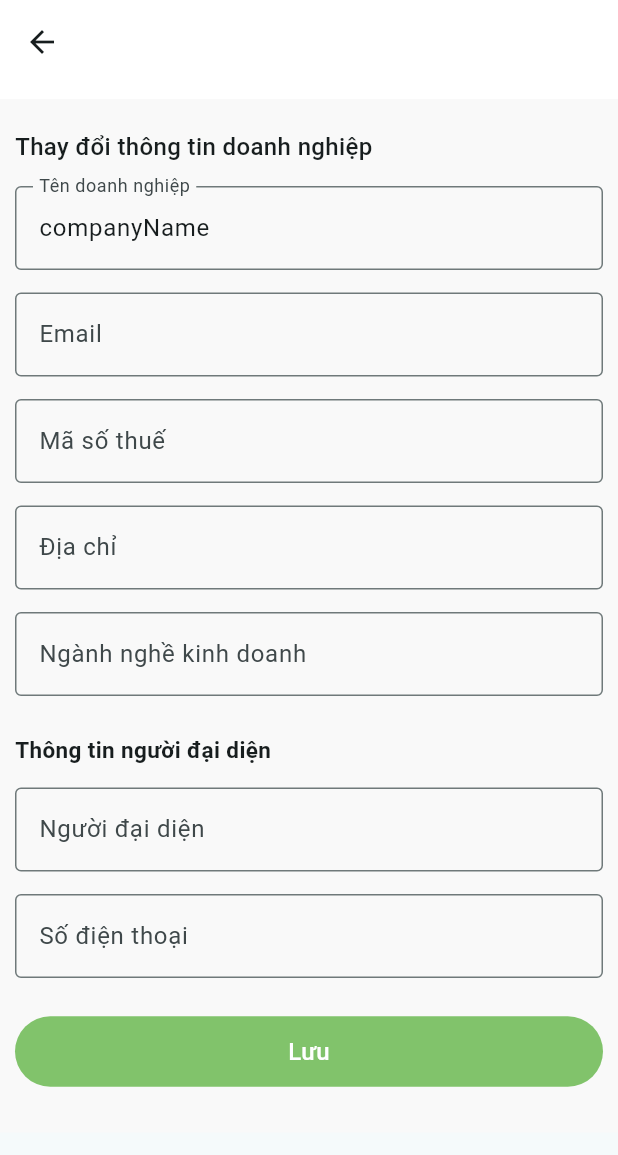
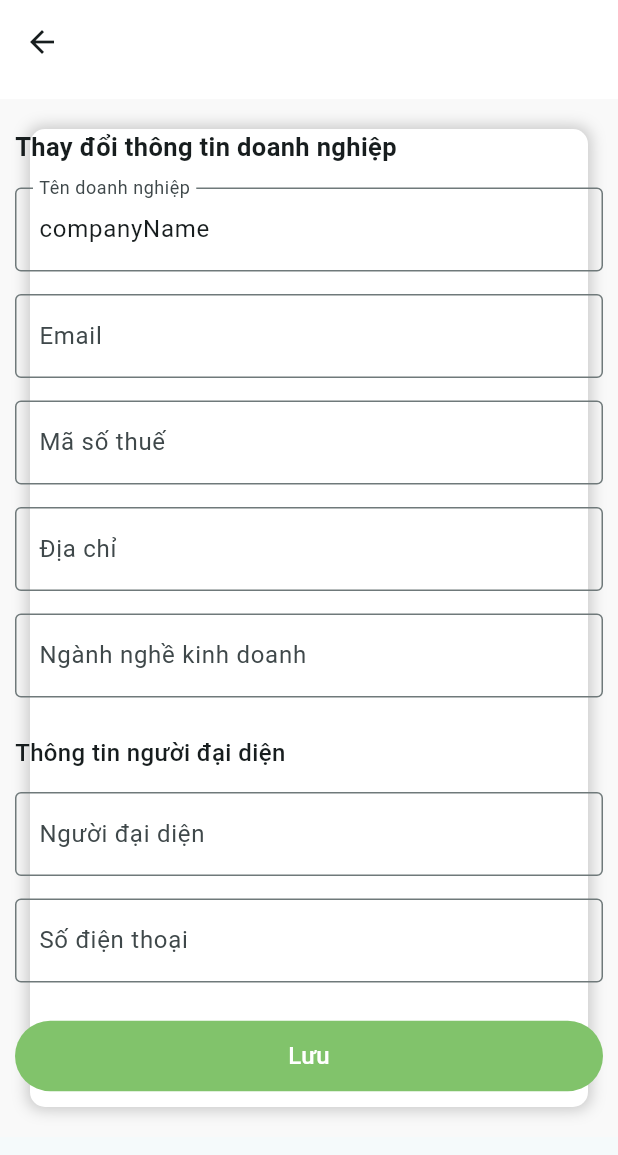
Before and after one commit to nhile14112003/Carbon_Credit_Trading_App, a Flutter app: the ChangeProfilePage screen opened by its route, on a phone screen of 412 x 824 dp. Shown: the top 1155 px of the screen. Run offline on Flutter 3.47's test engine with Material 3 defaults, Android fonts, the light colour scheme and no system bars.

Commit message:
Fix: Appbar and profile page

```diff
--- a/carbon_credit_trading/lib/main.dart
+++ b/carbon_credit_trading/lib/main.dart
@@ -26,9 +26,9 @@ class MyApp extends StatelessWidget {
       title: 'Carbon Credit Trading',
       theme: ThemeData(
         colorScheme: ColorScheme.fromSeed(seedColor: Colors.white),
-        useMaterial3: true,
+        useMaterial3: true, // should be changed
       ),
-      initialRoute: '/change_profile',
+      initialRoute: '/profile',
       routes: {
         '/login': (context) => const LoginPage(),
         '/business_options': (context) => const BusinessOptionsPage(),
--- a/carbon_credit_trading/lib/pages/change_profile.dart
+++ b/carbon_credit_trading/lib/pages/change_profile.dart
@@ -30,7 +30,7 @@ class _ChangeProfilePageState extends State<ChangeProfilePage> {
       setState(() {
         errorMessage = null;
       });
-      //actions when change profile successfully
+      // actions when change profile successfully
     }
   }
 
@@ -41,18 +41,41 @@ class _ChangeProfilePageState extends State<ChangeProfilePage> {
       body: SafeArea(
         child: Container(
           color: AppColors.greyBackGround,
-          padding: const EdgeInsets.symmetric(horizontal: 10, vertical: 20),
-          child: SingleChildScrollView(
+          child: Stack(
+            children: [
+              // Khung trắng nằm bên dưới
+              Positioned.fill(
+                child: Container(
+                  margin: const EdgeInsets.all(
+                      20), // Đặt margin để khung trắng không chạm vào cạnh
+                  decoration: BoxDecoration(
+                    color: Colors.white,
+                    borderRadius: BorderRadius.circular(10),
+                    boxShadow: [
+                      BoxShadow(
+                        color: Colors.black.withOpacity(0.2),
+                        blurRadius: 8,
+                        spreadRadius: 2,
+                      ),
+                    ],
+                  ),
+                ),
+              ),
+              // Nội dung có thể cuộn nằm bên trên khung trắng
+              SingleChildScrollView(
                 physics: const BouncingScrollPhysics(),
+                padding:
+                    const EdgeInsets.symmetric(horizontal: 10, vertical: 20),
                 child: Column(
                   crossAxisAlignment: CrossAxisAlignment.start,
                   children: <Widget>[
                     const Text(
                       "Thay đổi thông tin doanh nghiệp",
-                  style: TextStyle(fontSize: 16, fontWeight: FontWeight.w500),
+                      style:
+                          TextStyle(fontSize: 17, fontWeight: FontWeight.w600),
                     ),
                     const SizedBox(height: 15),
-                // Custom Email Field
+                    // Tên doanh nghiệp
                     TextField(
                       decoration: const InputDecoration(
                         labelText: 'Tên doanh nghiệp',
@@ -66,9 +89,10 @@ class _ChangeProfilePageState extends State<ChangeProfilePage> {
                     const SizedBox(height: 15),
                     const TextField(
                       decoration: InputDecoration(
-                      labelText: "Mã số thuế", border: OutlineInputBorder()),
+                          labelText: "Mã số thuế",
+                          border: OutlineInputBorder()),
                     ),
-                // Custom Password Field
+                    // Địa chỉ
                     const SizedBox(height: 15),
                     const TextField(
                       decoration: InputDecoration(
@@ -86,7 +110,8 @@ class _ChangeProfilePageState extends State<ChangeProfilePage> {
                     const SizedBox(height: 25),
                     const Text(
                       "Thông tin người đại diện",
-                  style: TextStyle(fontWeight: FontWeight.w600, fontSize: 15),
+                      style:
+                          TextStyle(fontWeight: FontWeight.w500, fontSize: 16),
                     ),
                     const SizedBox(height: 15),
                     const TextField(
@@ -105,17 +130,16 @@ class _ChangeProfilePageState extends State<ChangeProfilePage> {
                     const SizedBox(height: 15),
                     if (errorMessage != null)
                       Container(
-                    width: double
-                        .infinity, // Đảm bảo container rộng bằng toàn bộ chiều rộng màn hình
-                    alignment: Alignment.center, // Căn giữa nội dung bên trong
+                        width: double.infinity,
+                        alignment: Alignment.center,
                         child: Text(
                           errorMessage!,
                           style: const TextStyle(color: Colors.red),
-                      textAlign: TextAlign.center, // Căn giữa văn bản
+                          textAlign: TextAlign.center,
                         ),
                       ),
                     const SizedBox(height: 10),
-                // Đăng nhập Button
+                    // Nút Lưu
                     SizedBox(
                       width: MediaQuery.of(context).size.width,
                       child: TextButton(
@@ -134,6 +158,10 @@ class _ChangeProfilePageState extends State<ChangeProfilePage> {
                   ],
                 ),
               ),
-        )));
+            ],
+          ),
+        ),
+      ),
+    );
   }
 }
--- a/carbon_credit_trading/lib/theme/custome_appbar.dart
+++ b/carbon_credit_trading/lib/theme/custome_appbar.dart
@@ -28,6 +28,7 @@ class CustomAppBar extends StatelessWidget implements PreferredSizeWidget {
         ],
       ),
       child: AppBar(
+        forceMaterialTransparency: true, // not tined color
         title: Text(title),
         titleTextStyle: AppTextStyles.heading,
         automaticallyImplyLeading: automaticallyImplyLeading,
--- a/carbon_credit_trading/lib/theme/text_styles.dart
+++ b/carbon_credit_trading/lib/theme/text_styles.dart
@@ -2,7 +2,7 @@ import 'package:flutter/material.dart';
 
 class AppTextStyles {
   static const TextStyle heading =
-      TextStyle(fontSize: 27, fontWeight: FontWeight.w400, color: Colors.black);
+      TextStyle(fontSize: 24, fontWeight: FontWeight.w400, color: Colors.black);
 
   static const TextStyle bodyText = TextStyle(
       fontSize: 16, fontWeight: FontWeight.normal, color: Colors.black);
```
Also changed, not shown: carbon_credit_trading/lib/pages/credit_image_upload_page.dart (+13 -11 lines), carbon_credit_trading/lib/pages/profile_page.dart (+44 -29 lines), carbon_credit_trading/lib/pages/project_approved_tab.dart (+11 -9 lines), carbon_credit_trading/lib/pages/project_canceled_tab.dart (+11 -9 lines), carbon_credit_trading/lib/pages/project_image_upload_page.dart (+14 -12 lines), carbon_credit_trading/lib/pages/project_pending_tab.dart (+11 -9 lines), carbon_credit_trading/lib/pages/project_registration_page.dart (+8 -6 lines), carbon_credit_trading/lib/pages/projects_seller_page.dart (+8 -6 lines), carbon_credit_trading/lib/pages/signup_page.dart (+5 -3 lines), 1 other file. Lines whose indentation alone changed are shown as unchanged.
